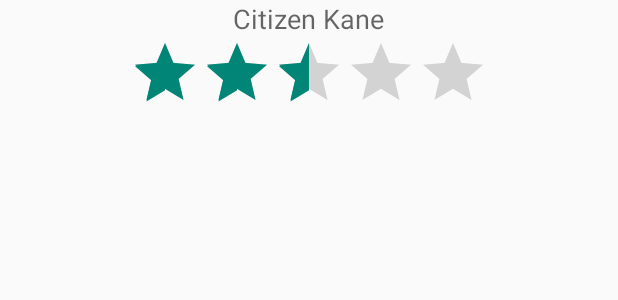
After one commit to ceruleanotter/ExampleProvider, an Android app: the layout list_view_item_rating.xml on its own in the app's theme, with its tools: preview values and no code run, on a phone screen of 412 x 824 dp. The commit adds this screen. Shown: the top 300 px of the screen. Run offline under Robolectric (Android 15) with nearby library versions, the phone set to English and light mode, and no system bars.

Commit message:
Add Rating Adapter

```diff
--- /dev/null
+++ b/app/src/main/res/layout/list_view_item_rating.xml
@@ -0,0 +1,32 @@
+<?xml version="1.0" encoding="utf-8"?>
+
+<LinearLayout xmlns:android="http://schemas.android.com/apk/res/android"
+    android:orientation="vertical" android:layout_width="match_parent"
+    android:layout_height="match_parent">
+
+    <LinearLayout
+        android:orientation="vertical"
+        android:layout_width="match_parent"
+        android:layout_height="wrap_content"
+        android:gravity="center_vertical">
+
+        <TextView
+            android:layout_width="wrap_content"
+            android:layout_height="wrap_content"
+            android:textAppearance="?android:attr/textAppearanceMedium"
+            android:text="Citizen Kane"
+            android:id="@+id/movie_name"
+            android:layout_gravity="center_horizontal"
+            android:gravity="center_vertical" />
+
+        <RatingBar
+            android:layout_width="wrap_content"
+            android:layout_height="wrap_content"
+            android:id="@+id/rating_bar"
+            android:clickable="true"
+            android:layout_gravity="center"
+            android:numStars="5"
+            android:rating="2.5"/>
+    </LinearLayout>
+
+</LinearLayout>
```
Also changed, not shown: app/src/main/java/android/example/com/exampleprovider/MainActivity.java (+3 -9 lines), app/src/main/java/android/example/com/exampleprovider/RatingAdapter.java (added, +67 -0 lines).
